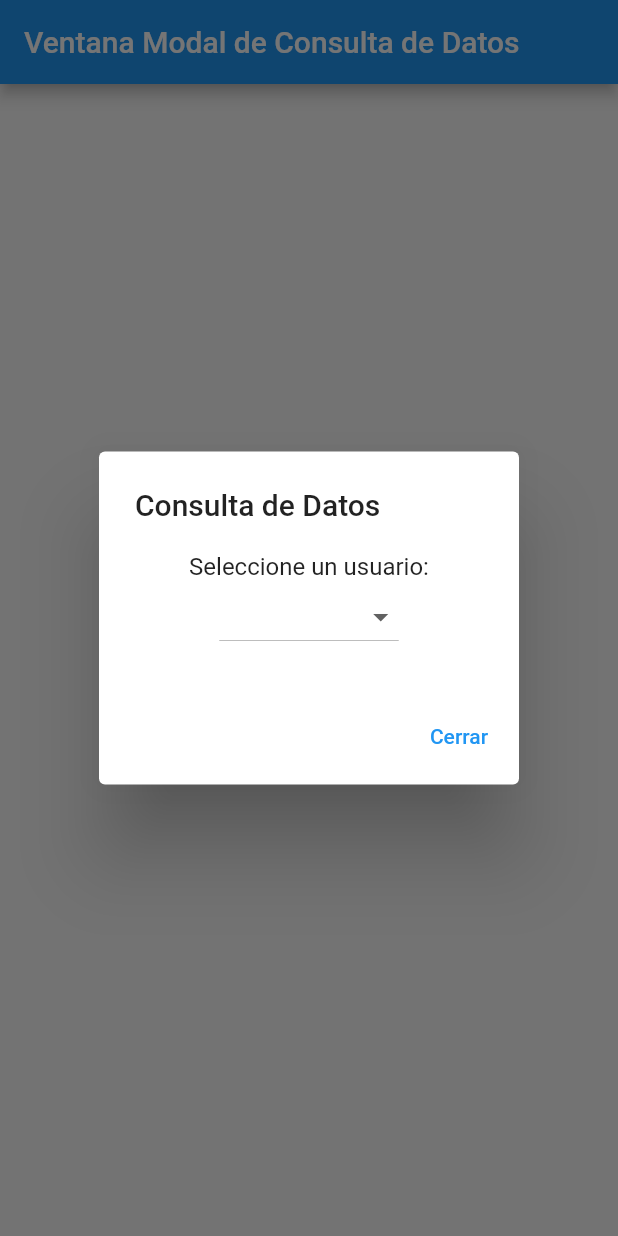
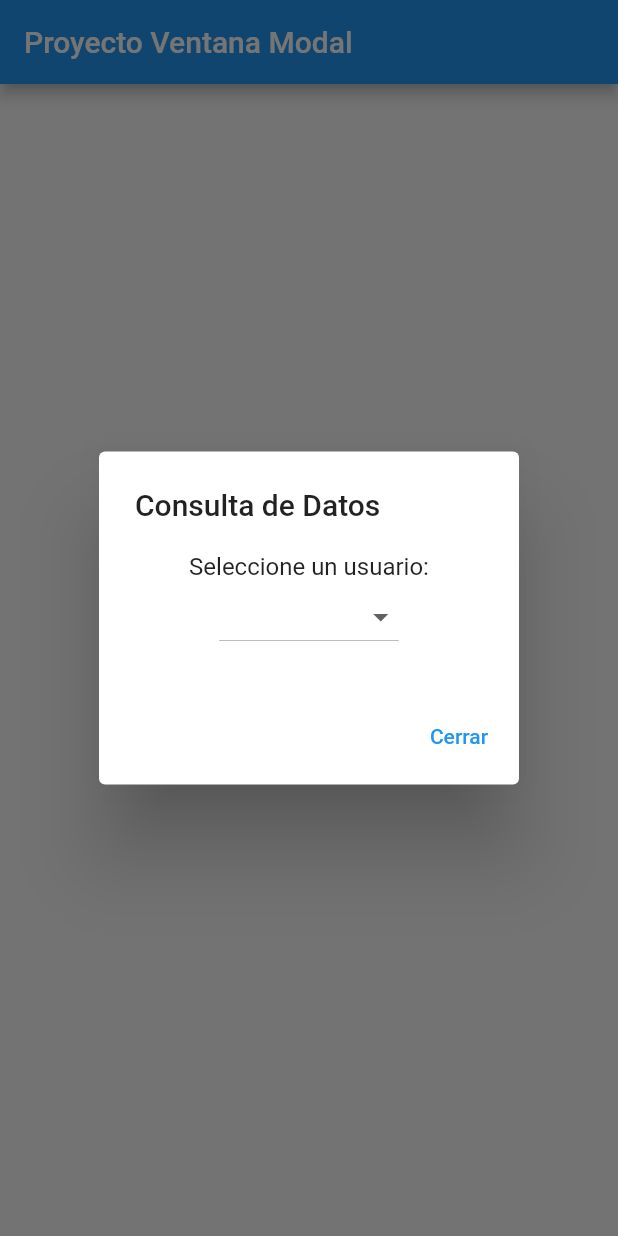
Before and after one commit to AleJamy/flutterapp, a Flutter app: the screen it shows after launch, after a tap on "Abrir Ventana Modal", on a phone screen of 412 x 824 dp. Run offline on Flutter 3.47's test engine with Material 2 defaults, Android fonts, the phone set to English and light mode, and no system bars.

Commit message:
Nuevo usuario

```diff
--- a/lib/main.dart
+++ b/lib/main.dart
@@ -9,7 +9,7 @@ class MyApp extends StatelessWidget {
 
   @override
   Widget build(BuildContext context) {
-    return MaterialApp(
+    return const MaterialApp(
       home: FormularioModalDemo(),
     );
   }
@@ -23,18 +23,20 @@ class Usuario {
 }
 
 class FormularioModalDemo extends StatelessWidget {
+  const FormularioModalDemo({super.key});
+
   @override
   Widget build(BuildContext context) {
     return Scaffold(
       appBar: AppBar(
-        title: Text('Ventana Modal de Consulta de Datos'),
+        title: const Text('Proyecto Ventana Modal'),
       ),
       body: Center(
         child: ElevatedButton(
           onPressed: () {
             _mostrarVentanaModal(context);
           },
-          child: Text('Abrir Ventana Modal'),
+          child: const Text('Abrir Ventana Modal'),
         ),
       ),
     );
@@ -45,17 +47,18 @@ class FormularioModalDemo extends StatelessWidget {
       Usuario('Juan Pérez', 'juan@egmail.com'),
       Usuario('María López', 'maria@gmail.com'),
       Usuario('Carlos García', 'carlos@gmail.com'),
+      Usuario('Jose Gomez', 'jose@gmail.com'),
     ];
 
     showDialog(
       context: context,
       builder: (BuildContext context) {
         return AlertDialog(
-          title: Text('Consulta de Datos'),
+          title: const Text('Consulta de Datos'),
           content: Column(
             mainAxisSize: MainAxisSize.min,
             children: <Widget>[
-              Text('Seleccione un usuario:'),
+              const Text('Seleccione un usuario:'),
               DropdownButton<Usuario>(
                 items: usuarios.map((Usuario usuario) {
                   return DropdownMenuItem<Usuario>(
@@ -70,7 +73,7 @@ class FormularioModalDemo extends StatelessWidget {
                       context: context,
                       builder: (BuildContext context) {
                         return AlertDialog(
-                          title: Text('Detalles del Usuario'),
+                          title: const Text('Detalles del Usuario'),
                           content: Column(
                             mainAxisSize: MainAxisSize.min,
                             children: <Widget>[
@@ -80,7 +83,7 @@ class FormularioModalDemo extends StatelessWidget {
                           ),
                           actions: <Widget>[
                             TextButton(
-                              child: Text('Cerrar'),
+                              child: const Text('Cerrar'),
                               onPressed: () {
                                 Navigator.of(context).pop();
                               },
@@ -96,7 +99,7 @@ class FormularioModalDemo extends StatelessWidget {
           ),
           actions: <Widget>[
             TextButton(
-              child: Text('Cerrar'),
+              child: const Text('Cerrar'),
               onPressed: () {
                 Navigator.of(context).pop();
               },
```
